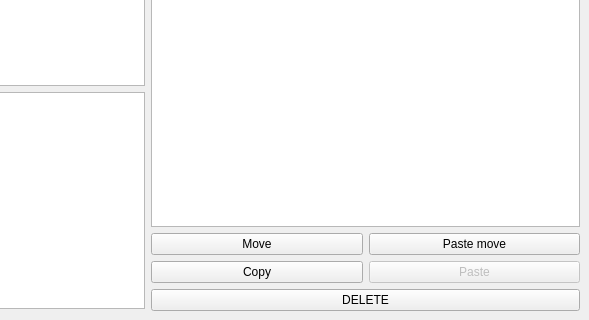
dev-matheusmelo/whale-file-manager, file mainwindow.ui: the form before one commit; both pictures show x 120 to 709 and y 411 to 731 of the 709 by 731 pixel window.
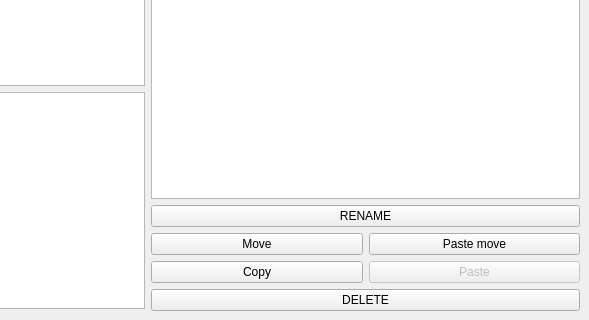
The form after the commit. Icons and pictures are not drawn.

Commit message: added rename option for files

The edit to the form file:
```diff
--- a/mainwindow.ui
+++ b/mainwindow.ui
@@ -161,6 +161,13 @@
         </property>
        </widget>
       </item>
+      <item>
+       <widget class="QPushButton" name="pushButton_2">
+        <property name="text">
+         <string>RENAME</string>
+        </property>
+       </widget>
+      </item>
       <item>
        <layout class="QHBoxLayout" name="horizontalLayout_4">
         <item>
```
The commit also changes 17 other files.
